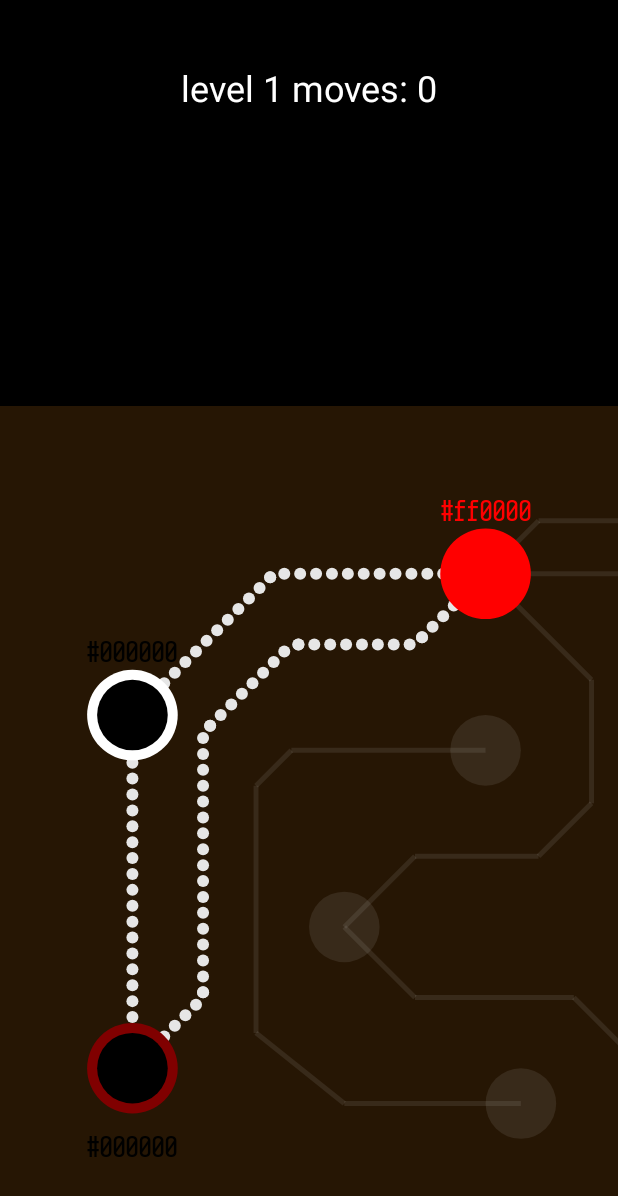
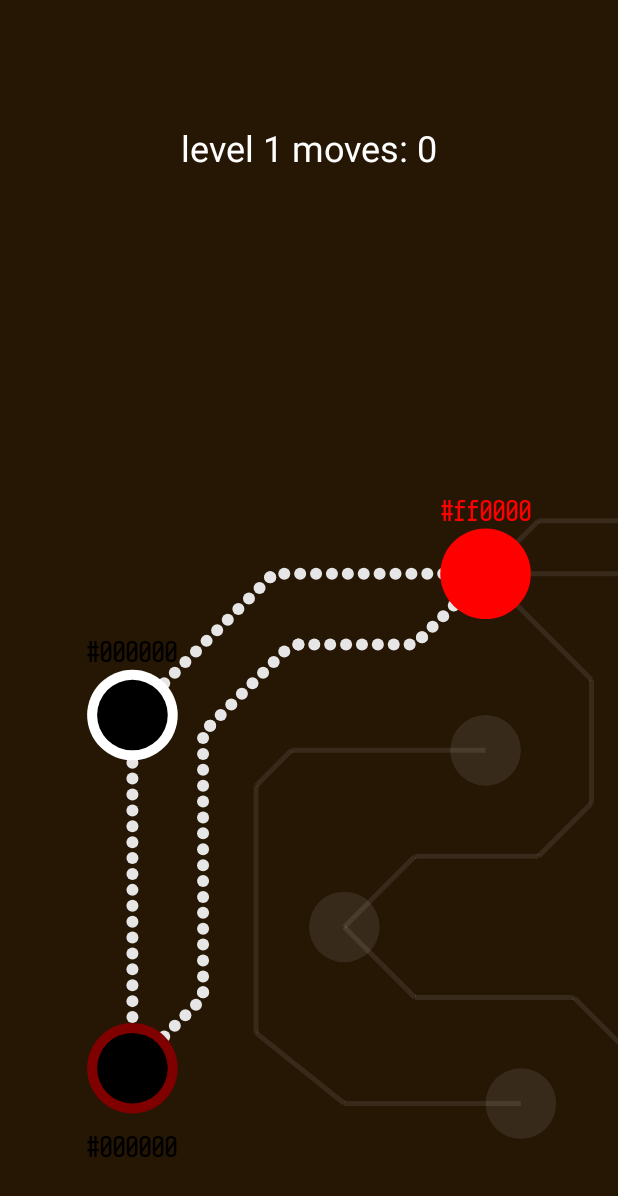
Before and after one commit to candenizcam/Chromatorium, an Android app built with Jetpack Compose: the screen it shows after launch (MainActivity), on a phone screen of 412 x 824 dp. Shown: the top 1196 px of the screen. Run offline under Robolectric (Android 15) with nearby library versions, the phone set to English and light mode, and no system bars; libraries missing offline, so code that uses them is left out: kotlin.time.seconds.

Commit message:
that insane bug is solved

```diff
--- a/app/src/main/java/com/pungo/chromatorium/fifthTest/BlingHolder.kt
+++ b/app/src/main/java/com/pungo/chromatorium/fifthTest/BlingHolder.kt
@@ -16,7 +16,7 @@ class BlingHolder(val line: LevelLineData, val firstId: String, val secondId: St
     fun nextLight(){
 
         lit.value+= abs(step)
-        if (lit.value==line.allPoints.size){
+        if (lit.value>=line.allPoints.size){
             finished()
             garbage = true
         }
--- a/app/src/main/java/com/pungo/chromatorium/fifthTest/FifthTest.kt
+++ b/app/src/main/java/com/pungo/chromatorium/fifthTest/FifthTest.kt
@@ -15,6 +15,7 @@ import androidx.compose.ui.unit.sp
 import com.pungo.chromatorium.fifthTest.levelOpener.LevelSetOpener
 import com.pungo.chromatorium.tools.ReadDataFileWithCallback
 import com.pungo.chromatorium.tools.Size
+import com.pungo.chromatorium.tools.drawBackground
 import kotlinx.coroutines.delay
 
 @Composable
@@ -31,7 +32,10 @@ fun FifthTest() {
         mutableStateOf(0)
     }
 
-    val screenSize = Size(LocalConfiguration.current.screenWidthDp, LocalConfiguration.current.screenHeightDp-120 )
+    val hudTop = 200
+
+
+    val screenSize = Size(LocalConfiguration.current.screenWidthDp, LocalConfiguration.current.screenHeightDp-hudTop)
 
 
     ReadDataFileWithCallback(path = "batches/inp_Chroma_6.txt"){
@@ -78,10 +82,11 @@ fun FifthTest() {
         ) {
 
 
+            drawBackground(.9f, .15f)
 
             Box(modifier = Modifier
                 .fillMaxSize()
-                .background(Color.Black), contentAlignment = Alignment.BottomCenter) {
+                , contentAlignment = Alignment.BottomCenter) {
 
                 drawGameV(gameLevel = levelSetOpener.gameLevels[activeLevel])
                 //levelSetOpener.gameLevels[activeLevel].draw(levelSetOpener.gameLevels[activeLevel].levelData)
@@ -89,9 +94,9 @@ fun FifthTest() {
             }
 
             Box(modifier = Modifier
-                .height(120.dp)
+                .height(hudTop.dp)
                 .fillMaxWidth()
-                .background(Color.Black), contentAlignment = Alignment.Center){
+                , contentAlignment = Alignment.Center){
                 var main_text = "level ${activeLevel+1}"
                 if(levelSetOpener.gameLevels[activeLevel].levelCompleted.value){
                     main_text += " complete"
```
Also changed, not shown: app/src/main/java/com/pungo/chromatorium/fifthTest/GameFunctions.kt (+8 -6 lines).
